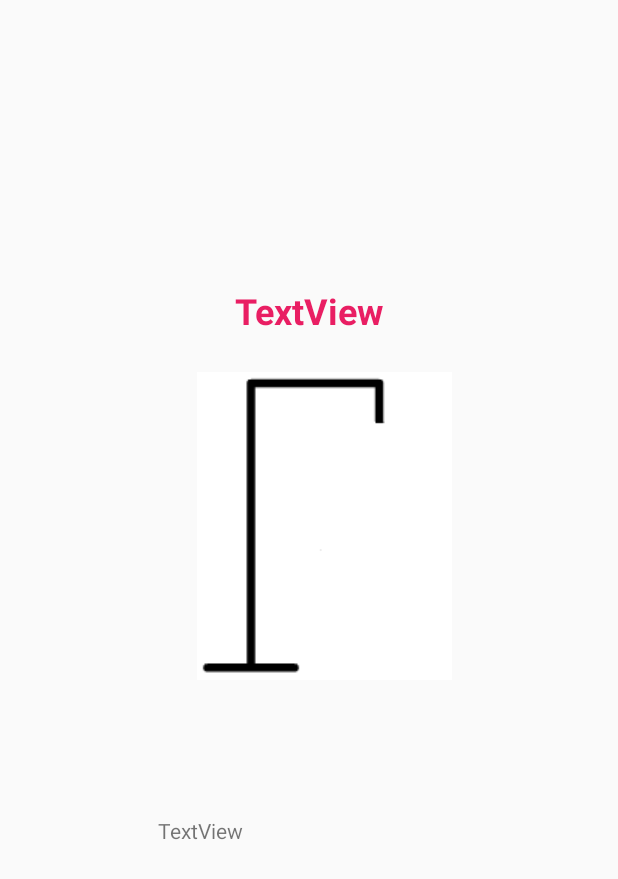
After one commit to HellaAchari/GalgelegFinal, an Android app: the layout activity_vind.xml on its own in the app's theme, with its tools: preview values and no code run, on a phone screen of 412 x 824 dp. The commit adds this screen. Shown: the top 879 px of the screen. Run offline under Robolectric (Android 15) with nearby library versions, the phone set to English and light mode, and no system bars.

Commit message:
Forsøgt at lave et "vind"-skærmbillede

```diff
--- a/app/src/main/AndroidManifest.xml
+++ b/app/src/main/AndroidManifest.xml
@@ -9,6 +9,7 @@
         android:roundIcon="@mipmap/ic_launcher_round"
         android:supportsRtl="true"
         android:theme="@style/AppTheme">
+        <activity android:name=".Vind"></activity>
         <activity android:name=".Start">
             <intent-filter>
                 <action android:name="android.intent.action.MAIN" />
@@ -16,7 +17,7 @@
                 <category android:name="android.intent.category.LAUNCHER" />
             </intent-filter>
         </activity>
-        <activity android:name=".MainActivity"/>
+        <activity android:name=".MainActivity" />
         <activity android:name=".Tabt" />
         <activity android:name=".Help" />
     </application>
--- a/app/src/main/res/layout/activity_start.xml
+++ b/app/src/main/res/layout/activity_start.xml
@@ -64,4 +64,5 @@
         app:layout_constraintStart_toStartOf="parent"
         app:layout_constraintTop_toBottomOf="@+id/button2"
         app:layout_constraintVertical_bias="0.051" />
+
 </androidx.constraintlayout.widget.ConstraintLayout>
--- a/app/src/main/res/layout/activity_tabt.xml
+++ b/app/src/main/res/layout/activity_tabt.xml
@@ -35,13 +35,13 @@
         app:layout_constraintEnd_toEndOf="parent"
         app:layout_constraintStart_toStartOf="parent"
         app:layout_constraintTop_toTopOf="parent"
-        app:layout_constraintVertical_bias="0.368" />
+        app:layout_constraintVertical_bias="0.254" />
 
     <ImageView
         android:id="@+id/imageView2"
         android:layout_width="164dp"
         android:layout_height="194dp"
-        android:layout_marginTop="236dp"
+        android:layout_marginTop="180dp"
         app:layout_constraintEnd_toEndOf="parent"
         app:layout_constraintHorizontal_bias="0.497"
         app:layout_constraintStart_toStartOf="parent"
--- /dev/null
+++ b/app/src/main/res/layout/activity_vind.xml
@@ -0,0 +1,49 @@
+<?xml version="1.0" encoding="utf-8"?>
+<androidx.constraintlayout.widget.ConstraintLayout xmlns:android="http://schemas.android.com/apk/res/android"
+    xmlns:app="http://schemas.android.com/apk/res-auto"
+    xmlns:tools="http://schemas.android.com/tools"
+    android:layout_width="match_parent"
+    android:layout_height="match_parent"
+    tools:context=".Vind">
+
+    <ImageView
+        android:id="@+id/imageView4"
+        android:layout_width="wrap_content"
+        android:layout_height="wrap_content"
+        android:layout_marginTop="248dp"
+        android:src="@drawable/galge"
+        app:layout_constraintEnd_toEndOf="parent"
+        app:layout_constraintHorizontal_bias="0.543"
+        app:layout_constraintStart_toStartOf="parent"
+        app:layout_constraintTop_toTopOf="parent" />
+
+    <TextView
+        android:id="@+id/textView2"
+        android:layout_width="256dp"
+        android:layout_height="85dp"
+        android:layout_marginTop="155dp"
+        android:layout_marginBottom="232dp"
+        android:text="TextView"
+        android:textAlignment="center"
+        android:textColor="#E91E63"
+        android:textSize="24sp"
+        android:textStyle="bold"
+        app:layout_constraintBottom_toTopOf="@+id/textView7"
+        app:layout_constraintEnd_toEndOf="parent"
+        app:layout_constraintStart_toStartOf="parent"
+        app:layout_constraintTop_toTopOf="parent"
+        app:layout_constraintVertical_bias="0.238" />
+
+    <TextView
+        android:id="@+id/textView7"
+        android:layout_width="229dp"
+        android:layout_height="61dp"
+        android:layout_marginBottom="183dp"
+        android:text="TextView"
+        app:layout_constraintBottom_toBottomOf="parent"
+        app:layout_constraintEnd_toEndOf="parent"
+        app:layout_constraintHorizontal_bias="0.576"
+        app:layout_constraintStart_toStartOf="parent"
+        app:layout_constraintTop_toBottomOf="@+id/textView2" />
+
+</androidx.constraintlayout.widget.ConstraintLayout>
--- a/app/src/main/res/menu/my_menu.xml
+++ b/app/src/main/res/menu/my_menu.xml
@@ -14,7 +14,4 @@
         android:title="@string/update_name"
         app:showAsAction="never" />
 
-
-
-
 </menu>
```
Also changed, not shown: app/src/main/java/com/example/myapplication/MainActivity.java (+7 -6 lines), app/src/main/java/com/example/myapplication/Vind.java (added, +39 -0 lines).
